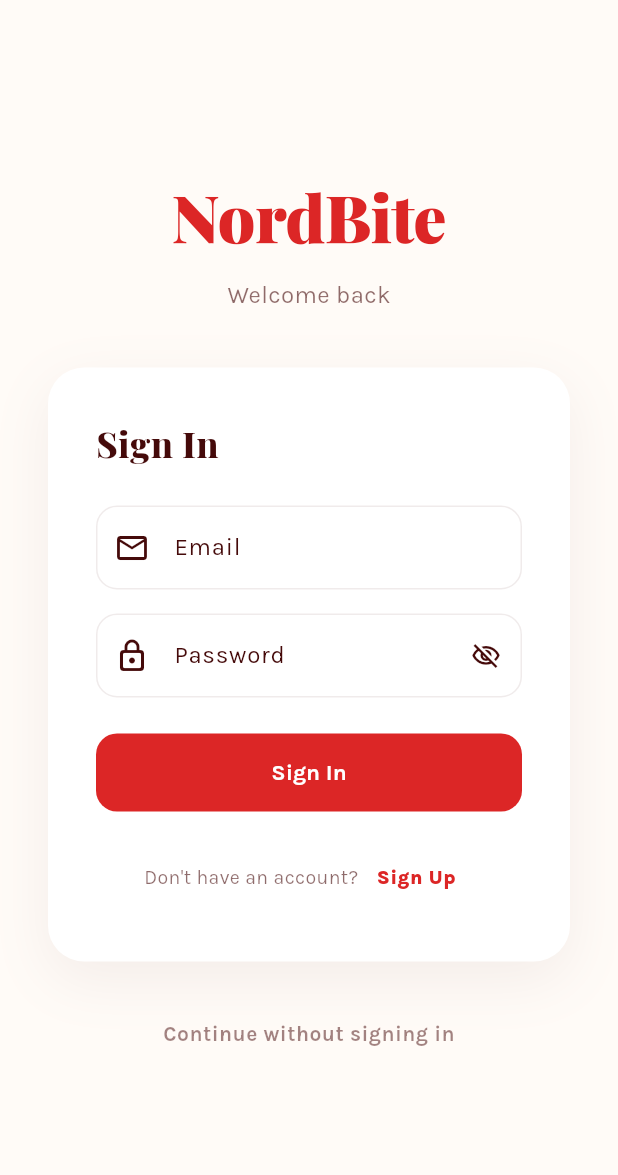
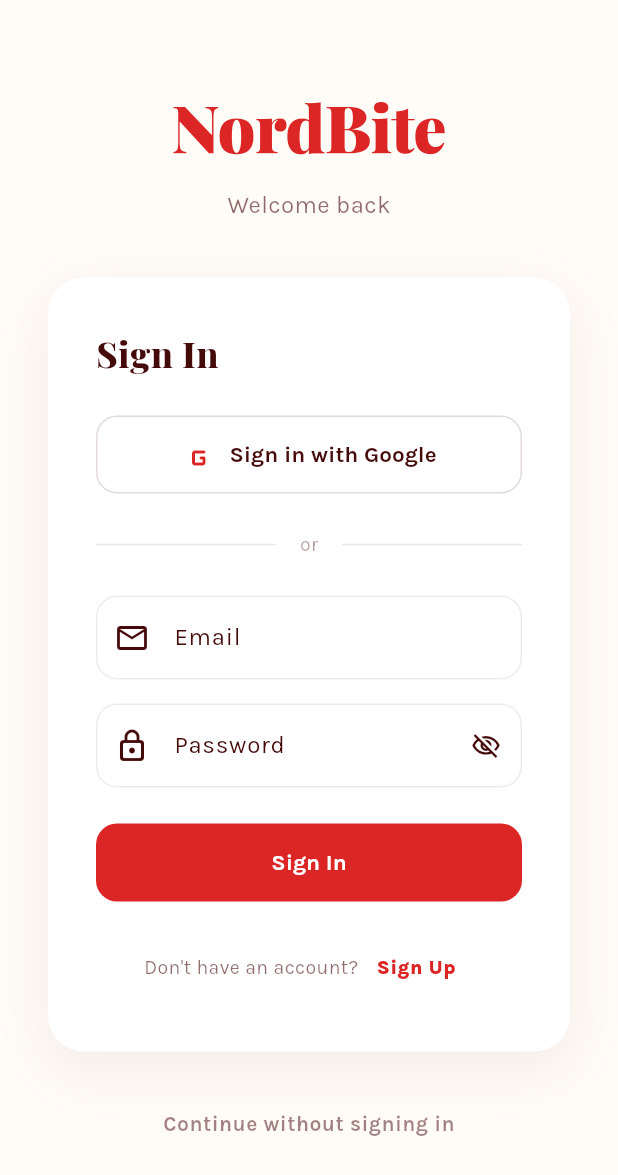
Before and after one commit to joelbrostrom/restaurant_reviews, a Flutter app: the AuthPage screen opened by its route, on a phone screen of 412 x 824 dp. Shown: the top 1175 px of the screen. Run offline on Flutter 3.47's test engine with Material 3 defaults, Android fonts, the light colour scheme and no system bars; our stand-ins replace cached_network_image, cloud_firestore, firebase_auth, firebase_core, flutter_animate, flutter_riverpod and 3 more; missing offline and left inert: dart:js_interop; accounts and stored records are empty; network calls fail.

```diff
--- a/lib/features/auth/auth_dialog.dart
+++ b/lib/features/auth/auth_dialog.dart
@@ -17,6 +17,7 @@
   final _passwordController = TextEditingController();
   String? _error;
   bool _loading = false;
+  bool _googleLoading = false;
   bool _obscurePassword = true;
 
   @override
@@ -85,6 +86,88 @@
                               fontWeight: FontWeight.w800,
                               color: NordBiteTheme.charcoal,
                             ),
+                          ),
+                          const SizedBox(height: 24),
+                          SizedBox(
+                            height: 52,
+                            child: OutlinedButton.icon(
+                              onPressed:
+                                  (_loading || _googleLoading)
+                                      ? null
+                                      : _signInWithGoogle,
+                              icon:
+                                  _googleLoading
+                                      ? const SizedBox(
+                                        width: 20,
+                                        height: 20,
+                                        child: CircularProgressIndicator(
+                                          strokeWidth: 2,
+                                        ),
+                                      )
+                                      : Image.network(
+                                        'https://www.gstatic.com/firebasejs/ui/2.0.0/images/auth/google.svg',
+                                        width: 20,
+                                        height: 20,
+                                        errorBuilder:
+                                            (_, _, _) => const Icon(
+                                              Icons.g_mobiledata_rounded,
+                                              size: 24,
+                                            ),
+                                      ),
+                              label: Text(
+                                _isSignUp
+                                    ? 'Continue with Google'
+                                    : 'Sign in with Google',
+                                style: GoogleFonts.karla(
+                                  fontWeight: FontWeight.w700,
+                                  fontSize: 15,
+                                  color: NordBiteTheme.charcoal,
+                                ),
+                              ),
+                              style: OutlinedButton.styleFrom(
+                                side: BorderSide(
+                                  color: NordBiteTheme.charcoal.withValues(
+                                    alpha: 0.15,
+                                  ),
+                                ),
+                                shape: RoundedRectangleBorder(
+                                  borderRadius: BorderRadius.circular(14),
+                                ),
+                              ),
+                            ),
+                          ),
+                          const SizedBox(height: 24),
+                          Row(
+                            children: [
+                              Expanded(
+                                child: Divider(
+                                  color: NordBiteTheme.charcoal.withValues(
+                                    alpha: 0.1,
+                                  ),
+                                ),
+                              ),
+                              Padding(
+                                padding: const EdgeInsets.symmetric(
+                                  horizontal: 16,
+                                ),
+                                child: Text(
+                                  'or',
+                                  style: GoogleFonts.karla(
+                                    fontSize: 13,
+                                    color: NordBiteTheme.charcoal.withValues(
+                                      alpha: 0.4,
+                                    ),
+                                  ),
+                                ),
+                              ),
+                              Expanded(
+                                child: Divider(
+                                  color: NordBiteTheme.charcoal.withValues(
+                                    alpha: 0.1,
+                                  ),
+                                ),
+                              ),
+                            ],
                           ),
                           const SizedBox(height: 24),
                           TextField(
@@ -232,6 +315,28 @@
     );
   }
 
+  Future<void> _signInWithGoogle() async {
+    setState(() {
+      _googleLoading = true;
+      _error = null;
+    });
+
+    try {
+      final firebase = ref.read(firebaseServiceProvider);
+      await firebase.signInWithGoogle();
+      if (mounted) {
+        Navigator.pushNamedAndRemoveUntil(context, '/', (r) => false);
+      }
+    } catch (e) {
+      if (mounted) {
+        setState(() {
+          _googleLoading = false;
+          _error = _friendlyError(e.toString());
+        });
+      }
+    }
+  }
+
   Future<void> _submit() async {
     final email = _emailController.text.trim();
     final password = _passwordController.text.trim();
@@ -280,6 +385,12 @@
     }
     if (error.contains('invalid-email')) return 'Please enter a valid email';
     if (error.contains('weak-password')) return 'Password is too weak';
+    if (error.contains('popup-closed-by-user') || error.contains('cancelled')) {
+      return 'Sign-in was cancelled';
+    }
+    if (error.contains('account-exists-with-different-credential')) {
+      return 'An account already exists with this email using a different sign-in method';
+    }
     if (error.contains('network')) {
       return 'Network error — check your connection';
     }
--- a/lib/features/favorites/favorites_page.dart
+++ b/lib/features/favorites/favorites_page.dart
@@ -74,6 +74,7 @@
         ),
         Expanded(
           child: GridView.builder(
+            clipBehavior: Clip.none,
             padding: const EdgeInsets.fromLTRB(20, 0, 20, 32),
             gridDelegate: SliverGridDelegateWithFixedCrossAxisCount(
               crossAxisCount: isWide ? 3 : 2,
--- a/lib/features/home/hero_carousel.dart
+++ b/lib/features/home/hero_carousel.dart
@@ -54,8 +54,9 @@
     return Column(
       children: [
         SizedBox(
-          height: 420,
+          height: 440,
           child: PageView.builder(
+            clipBehavior: Clip.none,
             controller: _controller,
             itemCount: widget.restaurants.length,
             onPageChanged: (i) => setState(() => _current = i),
--- a/lib/features/home/restaurant_section.dart
+++ b/lib/features/home/restaurant_section.dart
@@ -110,10 +110,11 @@
           ),
           const SizedBox(height: 16),
           SizedBox(
-            height: 290,
+            height: 310,
             child: ListView.separated(
               scrollDirection: Axis.horizontal,
-              padding: const EdgeInsets.fromLTRB(20, 4, 20, 16),
+              clipBehavior: Clip.none,
+              padding: const EdgeInsets.fromLTRB(20, 8, 20, 24),
               itemCount: restaurants.length,
               separatorBuilder: (_, _) => const SizedBox(width: 16),
               itemBuilder: (_, i) {
--- a/lib/features/search/search_page.dart
+++ b/lib/features/search/search_page.dart
@@ -265,7 +265,8 @@
   Widget _resultsGrid(SearchState search, bool isWide) {
     final crossAxisCount = isWide ? 3 : 2;
     return GridView.builder(
-      padding: const EdgeInsets.fromLTRB(20, 4, 20, 32),
+      clipBehavior: Clip.none,
+      padding: const EdgeInsets.fromLTRB(20, 8, 20, 32),
       gridDelegate: SliverGridDelegateWithFixedCrossAxisCount(
         crossAxisCount: crossAxisCount,
         childAspectRatio: 0.95,
@@ -296,6 +297,7 @@
 
   Widget _loadingGrid() {
     return GridView.builder(
+      clipBehavior: Clip.none,
       padding: const EdgeInsets.all(20),
       gridDelegate: const SliverGridDelegateWithFixedCrossAxisCount(
         crossAxisCount: 2,
--- a/lib/widgets/category_chips.dart
+++ b/lib/widgets/category_chips.dart
@@ -22,10 +22,11 @@
   @override
   Widget build(BuildContext context) {
     return SizedBox(
-      height: 48,
+      height: 60,
       child: ListView.separated(
         scrollDirection: Axis.horizontal,
-        padding: const EdgeInsets.symmetric(horizontal: 20),
+        clipBehavior: Clip.none,
+        padding: const EdgeInsets.fromLTRB(20, 4, 20, 8),
         itemCount: categories.length,
         separatorBuilder: (_, _) => const SizedBox(width: 10),
         itemBuilder: (_, i) {
```
Also changed, not shown: lib/services/firebase_service.dart (+22 -0 lines), lib/widgets/shimmer_placeholder.dart (+4 -3 lines), 4 other files.
